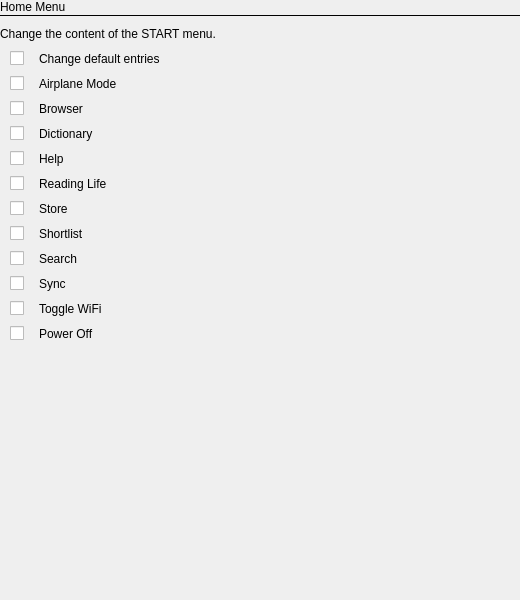
Qt form src/tweaks/TweaksSettingsHomeMenuView.ui (ah-/koboplugins) before a commit.
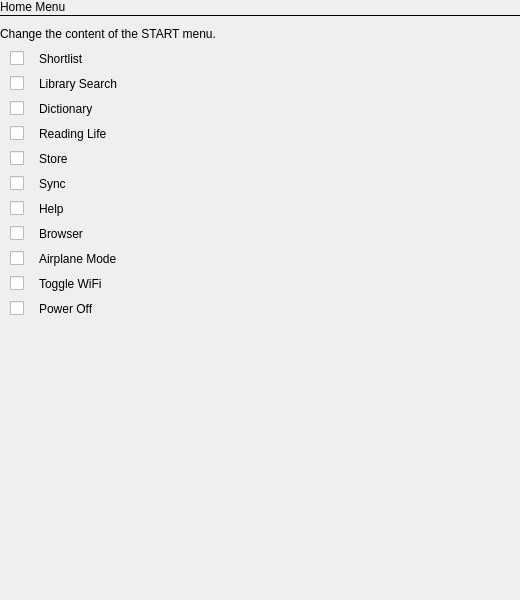
The same form after that commit. Icons and pictures are not drawn. Custom widgets are drawn as their Qt base class.

Commit message: Updated german translations, reordered menu entries

Diff of the .ui file:
```diff
--- a/src/tweaks/TweaksSettingsHomeMenuView.ui
+++ b/src/tweaks/TweaksSettingsHomeMenuView.ui
@@ -79,7 +79,7 @@
       <number>10</number>
      </property>
      <item row="0" column="1">
-      <widget class="TouchCheckBox" name="customMenu">
+      <widget class="TouchCheckBox" name="shortlist">
        <property name="styleSheet">
         <string notr="true">QCheckBox {
     spacing: 15px;
@@ -98,12 +98,12 @@
 </string>
        </property>
        <property name="text">
-        <string>Change default entries</string>
+        <string>Shortlist</string>
        </property>
       </widget>
      </item>
      <item row="1" column="1">
-      <widget class="TouchCheckBox" name="airplaneMode">
+      <widget class="TouchCheckBox" name="search">
        <property name="styleSheet">
         <string notr="true">QCheckBox {
     spacing: 15px;
@@ -122,35 +122,11 @@
 </string>
        </property>
        <property name="text">
-        <string>Airplane Mode</string>
+        <string>Library Search</string>
        </property>
       </widget>
      </item>
      <item row="2" column="1">
-      <widget class="TouchCheckBox" name="browser">
-       <property name="styleSheet">
-        <string notr="true">QCheckBox {
-    spacing: 15px;
-    font: bold 20px &quot;Avenir&quot;;
-}
-
-QCheckBox::indicator:unchecked {
-    image: url(:/images/widgets/checkbox_off.png);
-}
-QCheckBox::indicator:checked {
-    image: url(:/images/widgets/checkbox_on.png);
-}
-QCheckBox::indicator:disabled {
-    image: url(:/images/widgets/checkbox_disabled.png);
-}
-</string>
-       </property>
-       <property name="text">
-        <string>Browser</string>
-       </property>
-      </widget>
-     </item>
-     <item row="3" column="1">
       <widget class="TouchCheckBox" name="dictionary">
        <property name="styleSheet">
         <string notr="true">QCheckBox {
@@ -174,8 +150,8 @@
        </property>
       </widget>
      </item>
-     <item row="4" column="1">
-      <widget class="TouchCheckBox" name="help">
+     <item row="8" column="1">
+      <widget class="TouchCheckBox" name="airplaneMode">
        <property name="styleSheet">
         <string notr="true">QCheckBox {
     spacing: 15px;
@@ -194,11 +170,59 @@
 </string>
        </property>
        <property name="text">
-        <string>Help</string>
+        <string>Airplane Mode</string>
        </property>
       </widget>
      </item>
-     <item row="5" column="1">
+     <item row="19" column="1">
+      <widget class="TouchCheckBox" name="toggleWifi">
+       <property name="styleSheet">
+        <string notr="true">QCheckBox {
+    spacing: 15px;
+    font: bold 20px &quot;Avenir&quot;;
+}
+
+QCheckBox::indicator:unchecked {
+    image: url(:/images/widgets/checkbox_off.png);
+}
+QCheckBox::indicator:checked {
+    image: url(:/images/widgets/checkbox_on.png);
+}
+QCheckBox::indicator:disabled {
+    image: url(:/images/widgets/checkbox_disabled.png);
+}
+</string>
+       </property>
+       <property name="text">
+        <string>Toggle WiFi</string>
+       </property>
+      </widget>
+     </item>
+     <item row="20" column="1">
+      <widget class="TouchCheckBox" name="powerOff">
+       <property name="styleSheet">
+        <string notr="true">QCheckBox {
+    spacing: 15px;
+    font: bold 20px &quot;Avenir&quot;;
+}
+
+QCheckBox::indicator:unchecked {
+    image: url(:/images/widgets/checkbox_off.png);
+}
+QCheckBox::indicator:checked {
+    image: url(:/images/widgets/checkbox_on.png);
+}
+QCheckBox::indicator:disabled {
+    image: url(:/images/widgets/checkbox_disabled.png);
+}
+</string>
+       </property>
+       <property name="text">
+        <string>Power Off</string>
+       </property>
+      </widget>
+     </item>
+     <item row="3" column="1">
       <widget class="TouchCheckBox" name="readingLife">
        <property name="styleSheet">
         <string notr="true">QCheckBox {
@@ -222,7 +246,7 @@
        </property>
       </widget>
      </item>
-     <item row="6" column="1">
+     <item row="4" column="1">
       <widget class="TouchCheckBox" name="store">
        <property name="styleSheet">
         <string notr="true">QCheckBox {
@@ -246,55 +270,7 @@
        </property>
       </widget>
      </item>
-     <item row="9" column="1">
-      <widget class="TouchCheckBox" name="shortlist">
-       <property name="styleSheet">
-        <string notr="true">QCheckBox {
-    spacing: 15px;
-    font: bold 20px &quot;Avenir&quot;;
-}
-
-QCheckBox::indicator:unchecked {
-    image: url(:/images/widgets/checkbox_off.png);
-}
-QCheckBox::indicator:checked {
-    image: url(:/images/widgets/checkbox_on.png);
-}
-QCheckBox::indicator:disabled {
-    image: url(:/images/widgets/checkbox_disabled.png);
-}
-</string>
-       </property>
-       <property name="text">
-        <string>Shortlist</string>
-       </property>
-      </widget>
-     </item>
-     <item row="10" column="1">
-      <widget class="TouchCheckBox" name="search">
-       <property name="styleSheet">
-        <string notr="true">QCheckBox {
-    spacing: 15px;
-    font: bold 20px &quot;Avenir&quot;;
-}
-
-QCheckBox::indicator:unchecked {
-    image: url(:/images/widgets/checkbox_off.png);
-}
-QCheckBox::indicator:checked {
-    image: url(:/images/widgets/checkbox_on.png);
-}
-QCheckBox::indicator:disabled {
-    image: url(:/images/widgets/checkbox_disabled.png);
-}
-</string>
-       </property>
-       <property name="text">
-        <string>Search</string>
-       </property>
-      </widget>
-     </item>
-     <item row="11" column="1">
+     <item row="5" column="1">
       <widget class="TouchCheckBox" name="sync">
        <property name="styleSheet">
         <string notr="true">QCheckBox {
@@ -318,8 +294,8 @@
        </property>
       </widget>
      </item>
-     <item row="13" column="1">
-      <widget class="TouchCheckBox" name="powerOff">
+     <item row="6" column="1">
+      <widget class="TouchCheckBox" name="help">
        <property name="styleSheet">
         <string notr="true">QCheckBox {
     spacing: 15px;
@@ -338,12 +314,12 @@
 </string>
        </property>
        <property name="text">
-        <string>Power Off</string>
+        <string>Help</string>
        </property>
       </widget>
      </item>
-     <item row="12" column="1">
-      <widget class="TouchCheckBox" name="toggleWifi">
+     <item row="7" column="1">
+      <widget class="TouchCheckBox" name="browser">
        <property name="styleSheet">
         <string notr="true">QCheckBox {
     spacing: 15px;
@@ -362,7 +338,7 @@
 </string>
        </property>
        <property name="text">
-        <string>Toggle WiFi</string>
+        <string>Browser</string>
        </property>
       </widget>
      </item>
```
The commit also changes 12 other files.
